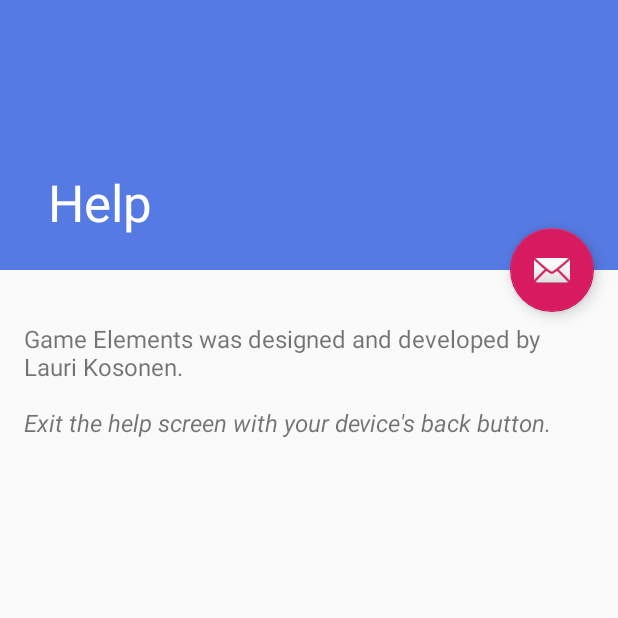
After one commit to Archisto/card-archive-android, an Android app: the HelpActivity screen opened directly, with no data from a screen before it, on a phone screen of 412 x 824 dp, the top half of it. The commit adds this screen. Run offline under Robolectric (Android 15) with nearby library versions, the phone set to English and light mode, and no system bars.

Commit message:
Created Fundamental + Element mode and a Help screen

```diff
--- a/app/src/main/AndroidManifest.xml
+++ b/app/src/main/AndroidManifest.xml
@@ -10,6 +10,10 @@
         android:supportsRtl="true"
         android:theme="@style/AppTheme">
         <activity
+            android:name=".HelpActivity"
+            android:label="@string/title_activity_help"
+            android:theme="@style/AppTheme.NoActionBar"/>
+        <activity
             android:name=".MainActivity"
             android:label="@string/app_name"
             android:theme="@style/AppTheme.NoActionBar">
--- /dev/null
+++ b/app/src/main/java/com/laurikosonen/cardarchive/HelpActivity.java
@@ -0,0 +1,28 @@
+package com.laurikosonen.cardarchive;
+
+import android.os.Bundle;
+import android.support.design.widget.FloatingActionButton;
+import android.support.design.widget.Snackbar;
+import android.support.v7.app.AppCompatActivity;
+import android.support.v7.widget.Toolbar;
+import android.view.View;
+
+public class HelpActivity extends AppCompatActivity {
+
+    @Override
+    protected void onCreate(Bundle savedInstanceState) {
+        super.onCreate(savedInstanceState);
+        setContentView(R.layout.activity_help);
+        Toolbar toolbar = (Toolbar) findViewById(R.id.toolbar);
+        setSupportActionBar(toolbar);
+
+        FloatingActionButton fab = (FloatingActionButton) findViewById(R.id.fab);
+        fab.setOnClickListener(new View.OnClickListener() {
+            @Override
+            public void onClick(View view) {
+                Snackbar.make(view, "Replace with your own action", Snackbar.LENGTH_LONG)
+                    .setAction("Action", null).show();
+            }
+        });
+    }
+}
--- /dev/null
+++ b/app/src/main/res/layout/activity_help.xml
@@ -0,0 +1,47 @@
+<?xml version="1.0" encoding="utf-8"?>
+<android.support.design.widget.CoordinatorLayout xmlns:android="http://schemas.android.com/apk/res/android"
+    xmlns:app="http://schemas.android.com/apk/res-auto"
+    xmlns:tools="http://schemas.android.com/tools"
+    android:layout_width="match_parent"
+    android:layout_height="match_parent"
+    android:fitsSystemWindows="true"
+    tools:context=".HelpActivity">
+
+    <android.support.design.widget.AppBarLayout
+        android:id="@+id/app_bar"
+        android:layout_width="match_parent"
+        android:layout_height="@dimen/app_bar_height"
+        android:fitsSystemWindows="true"
+        android:theme="@style/AppTheme.AppBarOverlay">
+
+        <android.support.design.widget.CollapsingToolbarLayout
+            android:id="@+id/toolbar_layout"
+            android:layout_width="match_parent"
+            android:layout_height="match_parent"
+            android:fitsSystemWindows="true"
+            app:contentScrim="?attr/colorPrimary"
+            app:layout_scrollFlags="scroll|exitUntilCollapsed"
+            app:toolbarId="@+id/toolbar">
+
+            <android.support.v7.widget.Toolbar
+                android:id="@+id/toolbar"
+                android:layout_width="match_parent"
+                android:layout_height="?attr/actionBarSize"
+                app:layout_collapseMode="pin"
+                app:popupTheme="@style/AppTheme.PopupOverlay" />
+
+        </android.support.design.widget.CollapsingToolbarLayout>
+    </android.support.design.widget.AppBarLayout>
+
+    <android.support.design.widget.FloatingActionButton
+        android:id="@+id/fab"
+        android:layout_width="wrap_content"
+        android:layout_height="wrap_content"
+        android:layout_margin="@dimen/fab_margin"
+        app:layout_anchor="@id/app_bar"
+        app:layout_anchorGravity="bottom|end"
+        app:srcCompat="@android:drawable/ic_dialog_email" />
+
+    <include layout="@layout/content_help" />
+
+</android.support.design.widget.CoordinatorLayout>
--- /dev/null
+++ b/app/src/main/res/layout/content_help.xml
@@ -0,0 +1,18 @@
+<?xml version="1.0" encoding="utf-8"?>
+<android.support.v4.widget.NestedScrollView xmlns:android="http://schemas.android.com/apk/res/android"
+    xmlns:app="http://schemas.android.com/apk/res-auto"
+    xmlns:tools="http://schemas.android.com/tools"
+    android:layout_width="match_parent"
+    android:layout_height="match_parent"
+    app:layout_behavior="@string/appbar_scrolling_view_behavior"
+    tools:context=".HelpActivity"
+    tools:showIn="@layout/activity_help">
+
+    <TextView
+        android:layout_width="wrap_content"
+        android:layout_height="wrap_content"
+        android:layout_margin="@dimen/text_margin"
+        android:text="@string/help_text"
+        android:textSize="16sp" />
+
+</android.support.v4.widget.NestedScrollView>
--- a/app/src/main/res/values/dimens.xml
+++ b/app/src/main/res/values/dimens.xml
@@ -1,3 +1,5 @@
 <resources>
     <dimen name="fab_margin">16dp</dimen>
+    <dimen name="app_bar_height">180dp</dimen>
+    <dimen name="text_margin">16dp</dimen>
 </resources>
--- a/app/src/main/res/values/strings.xml
+++ b/app/src/main/res/values/strings.xml
@@ -1,10 +1,12 @@
 <resources>
     <string name="app_name">Game Elements</string>
     <string name="app_name_full">Card Archive: Game Elements</string>
+    <string name="title_activity_help">Help</string>
     <string name="action_settings">Settings</string>
     <string name="text1">Card: %s</string>
     <string name="cardSlot">[%s] %s</string>
-    <string name="cardSlotCombine">[%s+%s] %s %s</string>
+    <string name="cardSlotSplice">[%s+%s] %s %s</string>
+    <string name="cardSlotFundElem">[%s] (%s) %s</string>
     <string name="allCatAndCardCount">All Categories - %s Elements</string>
     <string name="allCatAndSelNum">All Categories - %s/%s</string>
     <string name="allCatAndPageNum">All Categories - Page %s/%s</string>
@@ -21,7 +23,13 @@
     <string name="mode_spliceAlt">Splice Alt</string>
     <string name="mode_chooseOne">Choose One</string>
     <string name="mode_fundamentals">Fundamentals</string>
+    <string name="mode_fundamentalElem">Fundamental + Element</string>
     <string name="modes">Modes</string>
     <string name="mode">Mode</string>
     <string name="cardCountTip">There are %d cards in the currently selected category.</string>
+    <string name="help_text">
+        "\nGame Elements was designed and developed by Lauri Kosonen."
+
+        <i>"\n\nExit the help screen with your device's back button."</i>
+    </string>
 </resources>
```
Also changed, not shown: app/src/main/java/com/laurikosonen/cardarchive/MainActivity.java (+33 -10 lines), app/src/main/res/menu/menu_help.xml (added, +10 -0 lines), app/src/main/res/menu/menu_main.xml (+11 -0 lines).
